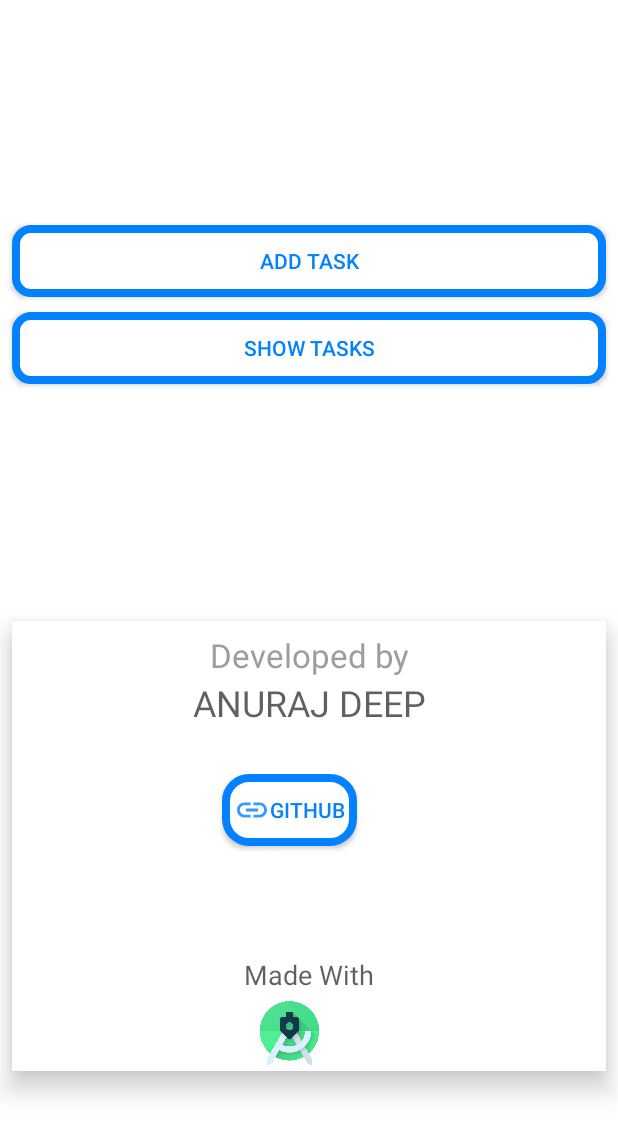
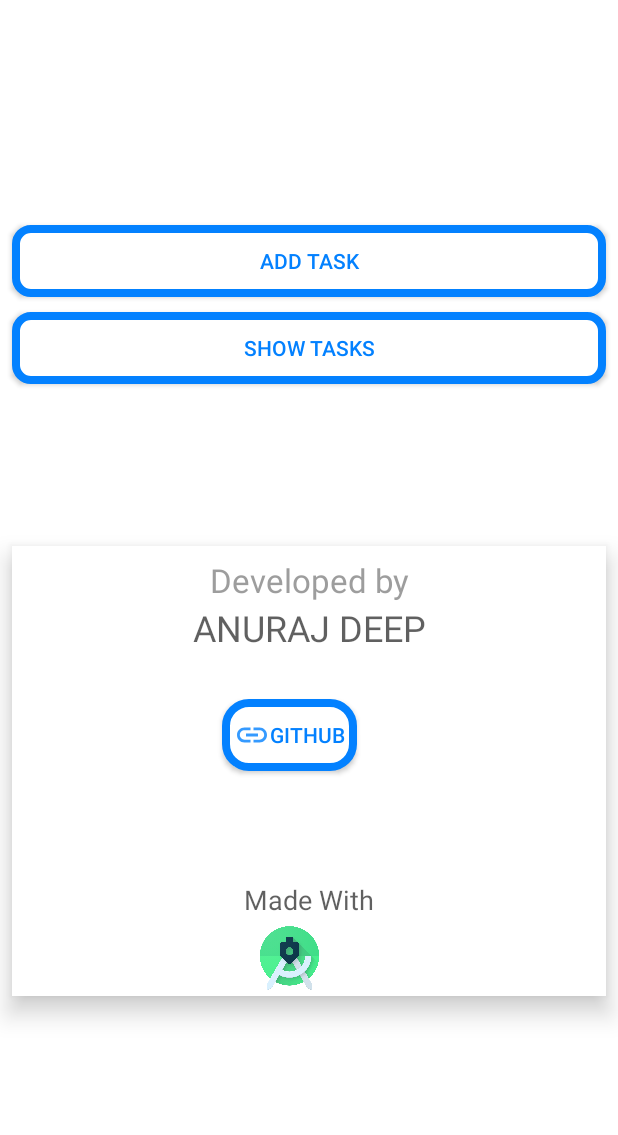
Before and after one commit to anuraj07/to_do_app, an Android app: the screen it shows after launch (TaskActivity), on a phone screen of 412 x 824 dp. Shown: the top 1135 px of the screen. Run offline under Robolectric (Android 15) with nearby library versions, the phone set to English and light mode, and no system bars.

Commit message:
alignment correction

```diff
--- a/app/src/main/res/layout/activity_task.xml
+++ b/app/src/main/res/layout/activity_task.xml
@@ -29,7 +29,7 @@
         android:layout_marginTop="10dp"
         android:layout_marginLeft="8dp"
         android:layout_marginRight="8dp"
-        android:layout_marginBottom="150dp"
+        android:layout_marginBottom="100dp"
         android:layout_width="match_parent"
         android:layout_height="wrap_content"
         android:background="@drawable/button_background"
@@ -39,6 +39,7 @@
 
         <RelativeLayout
             android:layout_margin="8dp"
+            android:gravity="center"
             android:elevation="10dp"
             android:background="#fff"
             android:layout_width="match_parent"
```
